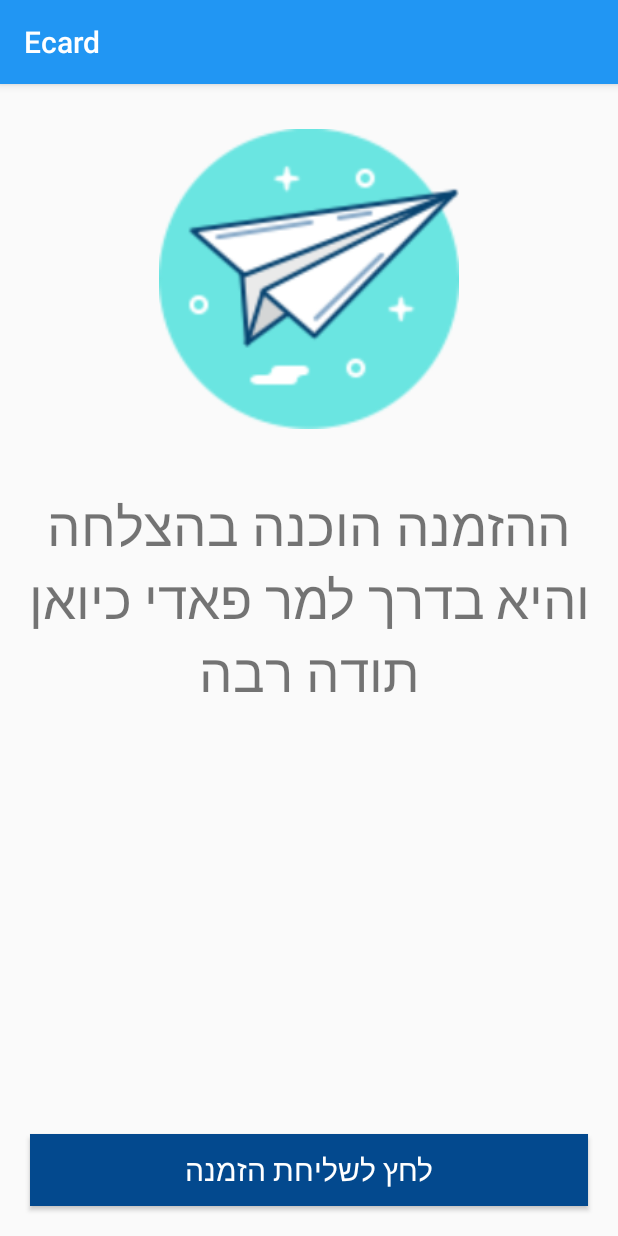
After one commit to hanimanaa/Ecard, an Android app: the ConfirmFinalOrderActivity screen opened directly, with no data from a screen before it, on a phone screen of 412 x 824 dp. The commit adds this screen. Run offline under Robolectric (Android 15) with nearby library versions, the phone set to English and light mode, and no system bars.

Commit message:
adding ConfirmActivity with total price

```diff
--- a/app/src/main/AndroidManifest.xml
+++ b/app/src/main/AndroidManifest.xml
@@ -14,7 +14,8 @@
         android:supportsRtl="true"
         android:theme="@style/AppTheme"
         tools:replace="android:icon">
-        <activity android:name=".CartActivity"></activity>
+        <activity android:name=".ConfirmFinalOrderActivity"></activity>
+        <activity android:name=".CartActivity" />
         <activity android:name=".SettinsActivity" />
         <activity android:name=".LoginActivity" />
         <activity android:name=".ProductDetailsActivity" />
--- /dev/null
+++ b/app/src/main/java/com/dimatechs/ecard/ConfirmFinalOrderActivity.java
@@ -0,0 +1,20 @@
+package com.dimatechs.ecard;
+
+import android.support.v7.app.AppCompatActivity;
+import android.os.Bundle;
+import android.widget.Button;
+
+public class ConfirmFinalOrderActivity extends AppCompatActivity {
+
+    private Button confirmOrderBtn;
+    private String totalAmount="";
+    @Override
+    protected void onCreate(Bundle savedInstanceState) {
+        super.onCreate(savedInstanceState);
+        setContentView(R.layout.activity_confirm_final_order);
+
+        totalAmount=getIntent().getStringExtra("Total Price");
+
+        confirmOrderBtn=(Button)findViewById(R.id.confirm_final_order_btn);
+    }
+}
--- a/app/src/main/java/com/dimatechs/ecard/HomeActivity.java
+++ b/app/src/main/java/com/dimatechs/ecard/HomeActivity.java
@@ -103,14 +103,16 @@ public class HomeActivity extends AppCompatActivity implements View.OnClickListe
                         holder.txtProductPrice.setText(" מחיר : " +model.getPrice() + " ש\"ח ");
                         Picasso.get().load(model.getImage()).into(holder.imageView);
 
+
                         holder.itemView.setOnClickListener(new View.OnClickListener() {
                             @Override
                             public void onClick(View view)
                             {
                                 Intent intent = new Intent(HomeActivity.this,ProductDetailsActivity.class);
                                 intent.putExtra("pid",model.getPid());
+                                intent.putExtra("pprice",model.getPrice());
                                 startActivity(intent);
-                                //test
+
                             }
                         });
                     }
--- a/app/src/main/java/com/dimatechs/ecard/ProductDetailsActivity.java
+++ b/app/src/main/java/com/dimatechs/ecard/ProductDetailsActivity.java
@@ -34,7 +34,8 @@ public class ProductDetailsActivity extends AppCompatActivity {
     private ImageView productImage;
     private ElegantNumberButton numberButton;
     private TextView productPrice,productDescription,productName;
-    private String productID;
+    private String productID="";
+    private String PPrice="";
 
     @Override
     protected void onCreate(Bundle savedInstanceState) {
@@ -42,6 +43,7 @@ public class ProductDetailsActivity extends AppCompatActivity {
         setContentView(R.layout.activity_product_details);
 
         productID=getIntent().getStringExtra("pid");
+        PPrice=getIntent().getStringExtra("pprice");
 
         addToCartBtn=(Button)findViewById(R.id.pd_add_to_cart_btn);
         numberButton=(ElegantNumberButton)findViewById(R.id.number_btn);
@@ -81,7 +83,7 @@ public class ProductDetailsActivity extends AppCompatActivity {
         cartMap.put("date",saveCurrentDate);
         cartMap.put("time",saveCurrentTime);
         cartMap.put("name",productName.getText().toString());
-        cartMap.put("price",productPrice.getText().toString());
+        cartMap.put("price",PPrice);
         cartMap.put("quantity",numberButton.getNumber());
 
          carListRef.child("User View").child(Prevalent.currentOnlineUser.getPhone())
--- /dev/null
+++ b/app/src/main/res/layout/activity_confirm_final_order.xml
@@ -0,0 +1,38 @@
+<?xml version="1.0" encoding="utf-8"?>
+<RelativeLayout xmlns:android="http://schemas.android.com/apk/res/android"
+    xmlns:app="http://schemas.android.com/apk/res-auto"
+    xmlns:tools="http://schemas.android.com/tools"
+    android:layout_width="match_parent"
+    android:layout_height="match_parent"
+    tools:context=".ConfirmFinalOrderActivity">
+
+    <ImageView
+        android:id="@+id/final_image"
+        android:layout_width="200dp"
+        android:layout_height="200dp"
+        android:layout_marginTop="30dp"
+        android:src="@drawable/send"
+        android:layout_centerHorizontal="true"/>
+    <TextView
+        android:id="@+id/final_text"
+        android:layout_width="match_parent"
+        android:paddingTop="40dp"
+        android:layout_height="wrap_content"
+        android:layout_centerHorizontal="true"
+        android:layout_below="@+id/final_image"
+        android:text="ההזמנה הוכנה בהצלחה והיא בדרך למר פאדי כיואן תודה רבה"
+        android:textSize="35sp"
+        android:textAlignment="center"/>
+
+    <Button
+        android:id="@+id/confirm_final_order_btn"
+        android:layout_width="match_parent"
+        android:layout_height="wrap_content"
+        android:layout_alignParentBottom="true"
+        android:layout_margin="20dp"
+        android:text="לחץ לשליחת הזמנה"
+        android:background="@color/colorPrimaryDark"
+        android:textColor="@android:color/white"
+        android:textSize="20sp"/>
+
+</RelativeLayout>
--- a/app/src/main/res/layout/activity_product_details.xml
+++ b/app/src/main/res/layout/activity_product_details.xml
@@ -65,7 +65,7 @@
         android:elevation="6dp"
         app:textSize="10dp"
         app:initialNumber="1"
-        app:finalNumber="10"
+        app:finalNumber="100"
         android:layout_centerHorizontal="true"
         android:gravity="center"
         android:layout_below="@+id/product_price_details"
```
Also changed, not shown: app/src/main/java/com/dimatechs/ecard/CartActivity.java (+79 -2 lines), app/src/main/res/drawable/send.png (added).
